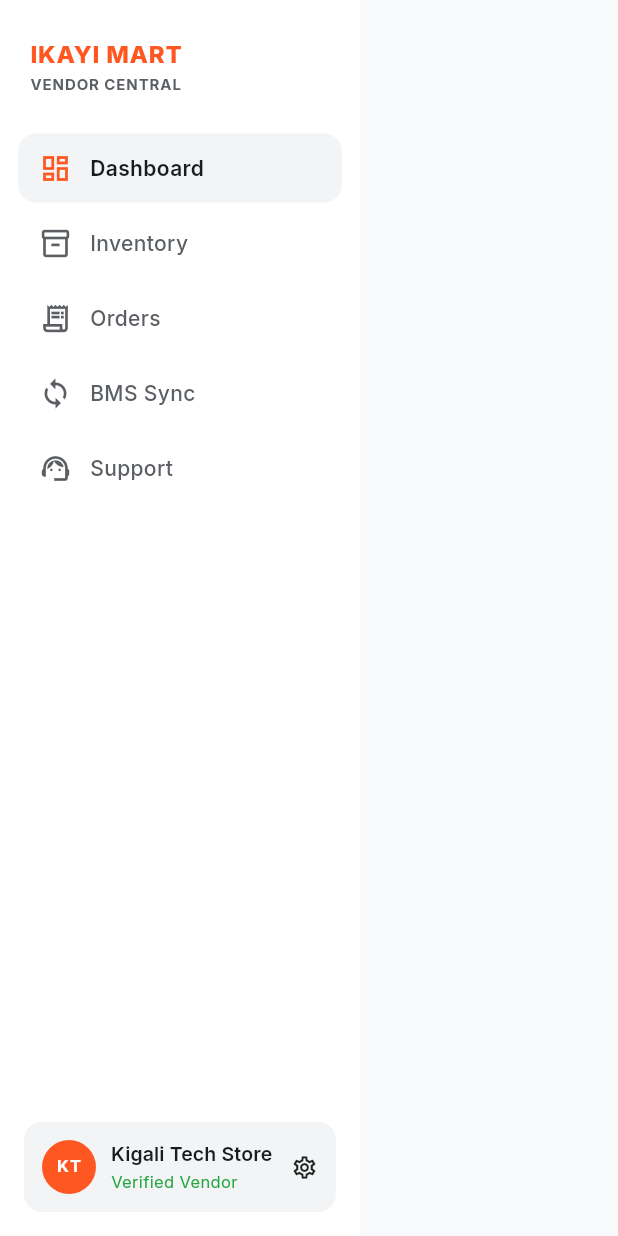
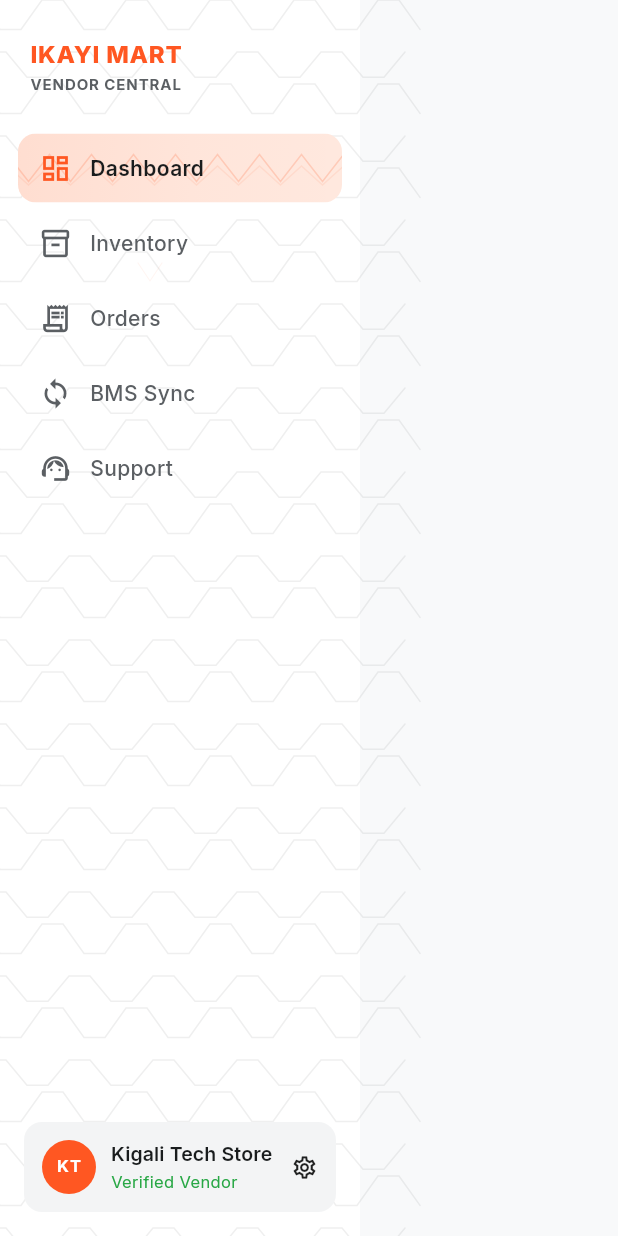
Before and after one commit to muvunyidv/ikayi-mart, a Flutter app: the VendorSidebar widget shown alone on an empty page, opened directly with empty values, on a phone screen of 412 x 824 dp. Run offline on Flutter 3.47's test engine with Material 3 defaults, Android fonts, the phone set to English and light mode, and no system bars; our stand-ins replace google_fonts; network calls fail.

Commit message:
added imigongo pattern in the background

```diff
--- a/lib/core/theme/app_colors.dart
+++ b/lib/core/theme/app_colors.dart
@@ -6,6 +6,7 @@ abstract final class AppColors {
   static const Color primaryOrange = Color(0xFFFF5722);
   static const Color primaryContainer = Color(0xFFFF6600);
   static const Color primaryDeep = Color(0xFFA33E00);
+  static const Color primaryLight = Color(0xFFFFE8DE);
   static const Color onPrimary = Color(0xFFFFFFFF);
   static const Color onPrimaryContainer = Color(0xFF561D00);
   static const Color inversePrimary = Color(0xFFFFB596);
--- /dev/null
+++ b/lib/core/widgets/imigongo_background.dart
@@ -0,0 +1,251 @@
+import 'dart:ui' as ui;
+
+import 'package:flutter/material.dart';
+
+import '../theme/app_colors.dart';
+
+/// Surface variants for the Imigongo-inspired zig-zag backdrop.
+enum ImigongoVariant {
+  /// Charcoal/white lines on dark sidebar-like surfaces.
+  dark,
+
+  /// Soft grey lines on page / panel backgrounds (default).
+  light,
+
+  /// Compact orange-tinted motif for selected nav rows.
+  navActive,
+}
+
+/// Subtle Rwandan Imigongo-inspired geometric page/shell backdrop.
+///
+/// Painted with native [CustomPainter] paths only — no assets or shaders.
+/// Keep opacity low so enterprise UI stays readable.
+class ImigongoBackground extends StatelessWidget {
+  const ImigongoBackground({
+    super.key,
+    required this.child,
+    this.variant = ImigongoVariant.light,
+    this.backgroundColor,
+    this.patternOpacity,
+  });
+
+  final Widget child;
+  final ImigongoVariant variant;
+  final Color? backgroundColor;
+  final double? patternOpacity;
+
+  Color get _resolvedBackground {
+    if (backgroundColor != null) return backgroundColor!;
+    return switch (variant) {
+      ImigongoVariant.dark => AppColors.inverseSurface,
+      ImigongoVariant.light => AppColors.surfaceBackground,
+      ImigongoVariant.navActive => AppColors.primaryLight,
+    };
+  }
+
+  double get _resolvedOpacity {
+    if (patternOpacity != null) return patternOpacity!;
+    return switch (variant) {
+      ImigongoVariant.dark => 0.09,
+      ImigongoVariant.light => 0.07,
+      ImigongoVariant.navActive => 0.18,
+    };
+  }
+
+  Color get _strokeColor {
+    return switch (variant) {
+      ImigongoVariant.dark => Colors.white,
+      ImigongoVariant.light => AppColors.onSurface,
+      ImigongoVariant.navActive => AppColors.primaryOrange,
+    };
+  }
+
+  @override
+  Widget build(BuildContext context) {
+    return ColoredBox(
+      color: _resolvedBackground,
+      child: CustomPaint(
+        painter: _ImigongoPainter(
+          variant: variant,
+          strokeColor: _strokeColor,
+          primaryColor: AppColors.primaryOrange,
+          patternOpacity: _resolvedOpacity,
+        ),
+        child: child,
+      ),
+    );
+  }
+}
+
+class _ImigongoPainter extends CustomPainter {
+  _ImigongoPainter({
+    required this.variant,
+    required this.strokeColor,
+    required this.primaryColor,
+    required this.patternOpacity,
+  });
+
+  final ImigongoVariant variant;
+  final Color strokeColor;
+  final Color primaryColor;
+  final double patternOpacity;
+
+  static const double _bandHeight = 56;
+  static const double _zigWidth = 28;
+  static const double _inset = 18;
+
+  @override
+  void paint(Canvas canvas, Size size) {
+    if (size.isEmpty) return;
+
+    if (variant == ImigongoVariant.navActive) {
+      _paintNavActive(canvas, size);
+      return;
+    }
+
+    _paintBands(canvas, size);
+    if (variant == ImigongoVariant.light) {
+      _paintAccentChevrons(canvas, size);
+    }
+  }
+
+  void _paintBands(Canvas canvas, Size size) {
+    final paint = Paint()
+      ..style = PaintingStyle.stroke
+      ..strokeWidth = 1
+      ..strokeJoin = StrokeJoin.miter
+      ..strokeCap = StrokeCap.round
+      ..color = strokeColor.withValues(alpha: patternOpacity);
+
+    for (double y = 0; y < size.height + _bandHeight; y += _bandHeight) {
+      final upper = Path();
+      var x = -_zigWidth;
+      var peak = true;
+      upper.moveTo(x, y);
+      while (x < size.width + _zigWidth) {
+        final nextX = x + _zigWidth;
+        final midX = x + _zigWidth * 0.5;
+        final peakY = y;
+        final troughY = y + _bandHeight * 0.35;
+        if (peak) {
+          upper.lineTo(midX, peakY);
+          upper.lineTo(nextX, troughY);
+        } else {
+          upper.lineTo(midX, troughY);
+          upper.lineTo(nextX, peakY);
+        }
+        peak = !peak;
+        x = nextX;
+      }
+      canvas.drawPath(upper, paint);
+
+      final lower = Path();
+      x = -_zigWidth + _inset;
+      peak = false;
+      final troughY2 = y + _bandHeight * 0.62;
+      final peakY2 = y + _bandHeight * 0.92;
+      lower.moveTo(x, troughY2);
+      while (x < size.width + _zigWidth) {
+        final nextX = x + _zigWidth;
+        final midX = x + _zigWidth * 0.5;
+        if (peak) {
+          lower.lineTo(midX, peakY2);
+          lower.lineTo(nextX, troughY2);
+        } else {
+          lower.lineTo(midX, troughY2);
+          lower.lineTo(nextX, peakY2);
+        }
+        peak = !peak;
+        x = nextX;
+      }
+      canvas.drawPath(lower, paint);
+    }
+  }
+
+  void _paintAccentChevrons(Canvas canvas, Size size) {
+    final paint = Paint()
+      ..style = PaintingStyle.stroke
+      ..strokeWidth = 0.7
+      ..strokeJoin = StrokeJoin.miter
+      ..strokeCap = StrokeCap.round
+      ..color = primaryColor.withValues(alpha: patternOpacity * 0.9);
+
+    const step = 200.0;
+    for (double x = 100; x < size.width; x += step) {
+      final y18 = size.height * 0.18;
+      final y26 = size.height * 0.26;
+      final midY = (y18 + y26) / 2;
+      final chevron = Path()
+        ..moveTo(x - 8, midY - 6)
+        ..lineTo(x, midY + 6)
+        ..lineTo(x + 8, midY - 6);
+      canvas.drawPath(chevron, paint);
+    }
+  }
+
+  void _paintNavActive(Canvas canvas, Size size) {
+    final fade = Paint()
+      ..shader = ui.Gradient.linear(
+        Offset.zero,
+        Offset(size.width, 0),
+        [
+          primaryColor.withValues(alpha: 0.07),
+          primaryColor.withValues(alpha: 0.02),
+          primaryColor.withValues(alpha: 0.0),
+        ],
+        const [0.0, 0.55, 1.0],
+      );
+    canvas.drawRect(Offset.zero & size, fade);
+
+    const zig = 14.0;
+    final amplitude =
+        (size.height * 0.28).clamp(4.0, 9.0).toDouble();
+    final midY = size.height / 2;
+
+    final mainPaint = Paint()
+      ..style = PaintingStyle.stroke
+      ..strokeWidth = 1
+      ..strokeJoin = StrokeJoin.miter
+      ..strokeCap = StrokeCap.round
+      ..color = strokeColor.withValues(alpha: patternOpacity);
+
+    canvas.drawPath(_navZigPath(size.width, midY, amplitude, zig), mainPaint);
+
+    final echoPaint = Paint()
+      ..style = PaintingStyle.stroke
+      ..strokeWidth = 1
+      ..strokeJoin = StrokeJoin.miter
+      ..strokeCap = StrokeCap.round
+      ..color = strokeColor.withValues(alpha: patternOpacity * 0.45);
+
+    canvas.drawPath(
+      _navZigPath(size.width, midY + 5, amplitude * 0.7, zig),
+      echoPaint,
+    );
+  }
+
+  Path _navZigPath(double width, double midY, double amplitude, double zig) {
+    final path = Path();
+    var x = -zig;
+    var up = true;
+    path.moveTo(x, midY);
+    while (x < width + zig) {
+      final nextX = x + zig;
+      final midX = x + zig * 0.5;
+      final tipY = midY + (up ? -amplitude : amplitude);
+      path.lineTo(midX, tipY);
+      path.lineTo(nextX, midY);
+      up = !up;
+      x = nextX;
+    }
+    return path;
+  }
+
+  @override
+  bool shouldRepaint(covariant _ImigongoPainter oldDelegate) {
+    return oldDelegate.variant != variant ||
+        oldDelegate.strokeColor != strokeColor ||
+        oldDelegate.primaryColor != primaryColor ||
+        oldDelegate.patternOpacity != patternOpacity;
+  }
+}
--- /dev/null
+++ b/lib/core/widgets/widgets.dart
@@ -0,0 +1,2 @@
+export 'app_footer.dart';
+export 'imigongo_background.dart';
--- a/lib/features/shop/screens/checkout_screen.dart
+++ b/lib/features/shop/screens/checkout_screen.dart
@@ -7,6 +7,7 @@ import '../../../core/constants/rwanda_locations.dart';
 import '../../../core/theme/app_colors.dart';
 import '../../../core/theme/app_theme.dart';
 import '../../../core/utils/currency_format.dart';
+import '../../../core/widgets/widgets.dart';
 import '../../../state/cart_state.dart';
 import '../widgets/guest_tracking_modal.dart';
 
@@ -210,11 +211,12 @@ class _CheckoutScreenState extends State<CheckoutScreen> {
     );
 
     return Scaffold(
-      backgroundColor: AppColors.surfaceBackground,
+      backgroundColor: Colors.transparent,
       appBar: AppBar(
         title: const Text('Checkout'),
       ),
-      body: isDesktop
+      body: ImigongoBackground(
+        child: isDesktop
             ? Padding(
                 padding: const EdgeInsets.all(32),
                 child: Row(
@@ -239,6 +241,7 @@ class _CheckoutScreenState extends State<CheckoutScreen> {
                   ),
                   summary,
                 ],
+              ),
       ),
     );
   }
--- a/lib/features/shop/screens/landing_screen.dart
+++ b/lib/features/shop/screens/landing_screen.dart
@@ -6,7 +6,7 @@ import '../../../core/mock_data/products_mock.dart';
 import '../../../core/models/models.dart';
 import '../../../core/theme/app_colors.dart';
 import '../../../core/theme/app_theme.dart';
-import '../../../core/widgets/app_footer.dart';
+import '../../../core/widgets/widgets.dart';
 import '../../../state/cart_state.dart';
 import '../../../state/navigation_state.dart';
 import '../widgets/product_card.dart';
@@ -150,8 +150,9 @@ class _LandingScreenState extends State<LandingScreen> {
     final crossAxisCount = isDesktop ? 4 : 2;
 
     return Scaffold(
-      backgroundColor: AppColors.surfaceBackground,
-      body: SafeArea(
+      backgroundColor: Colors.transparent,
+      body: ImigongoBackground(
+        child: SafeArea(
           child: Column(
             children: [
               _Header(
@@ -297,6 +298,7 @@ class _LandingScreenState extends State<LandingScreen> {
             ),
             const AppFooter(),
           ],
+        ),
       ),
       ),
     );
--- a/lib/features/shop/screens/product_detail_screen.dart
+++ b/lib/features/shop/screens/product_detail_screen.dart
@@ -5,6 +5,7 @@ import '../../../core/mock_data/products_mock.dart';
 import '../../../core/theme/app_colors.dart';
 import '../../../core/theme/app_theme.dart';
 import '../../../core/utils/currency_format.dart';
+import '../../../core/widgets/widgets.dart';
 import '../../../state/cart_state.dart';
 import 'checkout_screen.dart';
 
@@ -298,7 +299,7 @@ class _ProductDetailScreenState extends State<ProductDetailScreen> {
     );
 
     return Scaffold(
-      backgroundColor: AppColors.surfaceBackground,
+      backgroundColor: Colors.transparent,
       appBar: AppBar(
         leadingWidth: 140,
         leading: TextButton.icon(
@@ -329,7 +330,8 @@ class _ProductDetailScreenState extends State<ProductDetailScreen> {
           ),
         ],
       ),
-      body: SingleChildScrollView(
+      body: ImigongoBackground(
+        child: SingleChildScrollView(
           padding: EdgeInsets.all(isDesktop ? 32 : 16),
           child: Center(
             child: ConstrainedBox(
@@ -350,6 +352,7 @@ class _ProductDetailScreenState extends State<ProductDetailScreen> {
                         const SizedBox(height: 24),
                         details,
                       ],
+                    ),
             ),
           ),
         ),
--- a/lib/features/vendor/widgets/vendor_sidebar.dart
+++ b/lib/features/vendor/widgets/vendor_sidebar.dart
@@ -1,6 +1,7 @@
 import 'package:flutter/material.dart';
 
 import '../../../core/theme/app_colors.dart';
+import '../../../core/widgets/widgets.dart';
 import '../../../state/navigation_state.dart';
 
 class VendorSidebar extends StatelessWidget {
@@ -25,9 +26,12 @@ class VendorSidebar extends StatelessWidget {
 
   @override
   Widget build(BuildContext context) {
-    return Container(
+    return ImigongoBackground(
+      variant: ImigongoVariant.light,
+      backgroundColor: AppColors.surfaceLowest,
+      patternOpacity: 0.07,
+      child: SizedBox(
         width: compact ? 72 : 240,
-      color: AppColors.surfaceLowest,
         child: Column(
           crossAxisAlignment: CrossAxisAlignment.stretch,
           children: [
@@ -45,7 +49,8 @@ class VendorSidebar extends StatelessWidget {
                       children: [
                         Text(
                           'IKAYI MART',
-                        style: Theme.of(context).textTheme.titleSmall?.copyWith(
+                          style:
+                              Theme.of(context).textTheme.titleSmall?.copyWith(
                                     color: AppColors.primaryOrange,
                                     fontWeight: FontWeight.w800,
                                     letterSpacing: 0.5,
@@ -54,7 +59,8 @@ class VendorSidebar extends StatelessWidget {
                         const SizedBox(height: 2),
                         Text(
                           'VENDOR CENTRAL',
-                        style: Theme.of(context).textTheme.labelLarge?.copyWith(
+                          style:
+                              Theme.of(context).textTheme.labelLarge?.copyWith(
                                     color: AppColors.secondary,
                                     fontSize: 10,
                                   ),
@@ -68,13 +74,24 @@ class VendorSidebar extends StatelessWidget {
               final active = selected == section;
               return Padding(
                 padding: const EdgeInsets.symmetric(horizontal: 12, vertical: 2),
+                child: ClipRRect(
+                  borderRadius: BorderRadius.circular(12),
                   child: Material(
-                color: active ? AppColors.surfaceLow : Colors.transparent,
-                borderRadius: BorderRadius.circular(12),
+                    color: Colors.transparent,
                     child: InkWell(
-                  borderRadius: BorderRadius.circular(12),
                       onTap: () => onSelect(section),
-                  child: Padding(
+                      child: Stack(
+                        children: [
+                          if (active)
+                            const Positioned.fill(
+                              child: ImigongoBackground(
+                                variant: ImigongoVariant.navActive,
+                                patternOpacity: 0.2,
+                                backgroundColor: AppColors.primaryLight,
+                                child: SizedBox.expand(),
+                              ),
+                            ),
+                          Padding(
                             padding: EdgeInsets.symmetric(
                               horizontal: compact ? 12 : 14,
                               vertical: 12,
@@ -94,8 +111,9 @@ class VendorSidebar extends StatelessWidget {
                                     child: Text(
                                       label,
                                       style: TextStyle(
-                                fontWeight:
-                                    active ? FontWeight.w600 : FontWeight.w500,
+                                        fontWeight: active
+                                            ? FontWeight.w600
+                                            : FontWeight.w500,
                                         color: active
                                             ? AppColors.onSurface
                                             : AppColors.secondary,
@@ -103,6 +121,9 @@ class VendorSidebar extends StatelessWidget {
                                     ),
                                   ),
                                 ],
+                              ],
+                            ),
+                          ),
                         ],
                       ),
                     ),
@@ -127,7 +148,8 @@ class VendorSidebar extends StatelessWidget {
                         backgroundColor: AppColors.primaryOrange,
                         child: Text(
                           'KT',
-                        style: Theme.of(context).textTheme.labelLarge?.copyWith(
+                          style:
+                              Theme.of(context).textTheme.labelLarge?.copyWith(
                                     color: Colors.white,
                                     fontSize: 11,
                                   ),
@@ -140,12 +162,16 @@ class VendorSidebar extends StatelessWidget {
                           children: [
                             Text(
                               'Kigali Tech Store',
-                            style: Theme.of(context).textTheme.titleSmall
+                              style: Theme.of(context)
+                                  .textTheme
+                                  .titleSmall
                                   ?.copyWith(fontSize: 13),
                             ),
                             Text(
                               'Verified Vendor',
-                            style: Theme.of(context).textTheme.bodyMedium
+                              style: Theme.of(context)
+                                  .textTheme
+                                  .bodyMedium
                                   ?.copyWith(
                                     fontSize: 11,
                                     color: AppColors.success,
@@ -161,6 +187,7 @@ class VendorSidebar extends StatelessWidget {
               ),
           ],
         ),
+      ),
     );
   }
 }
--- a/lib/main.dart
+++ b/lib/main.dart
@@ -4,7 +4,7 @@ import 'package:provider/provider.dart';
 import 'core/theme/app_colors.dart';
 import 'core/theme/app_theme.dart';
 import 'core/utils/scroll_to_top.dart';
-import 'core/widgets/app_footer.dart';
+import 'core/widgets/widgets.dart';
 import 'features/shop/screens/landing_screen.dart';
 import 'features/vendor/screens/inventory_screen.dart';
 import 'features/vendor/screens/order_management_screen.dart';
@@ -80,7 +80,7 @@ class VendorShell extends StatelessWidget {
     };
 
     final content = Scaffold(
-      backgroundColor: AppColors.surfaceBackground,
+      backgroundColor: Colors.transparent,
       appBar: isDesktop
           ? null
           : AppBar(
@@ -114,6 +114,7 @@ class VendorShell extends StatelessWidget {
               onSelect: nav.setVendorSection,
             ),
           Expanded(
+            child: ImigongoBackground(
               child: Column(
                 children: [
                   if (isDesktop)
@@ -167,6 +168,7 @@ class VendorShell extends StatelessWidget {
                 ],
               ),
             ),
+          ),
         ],
       ),
     );
```
Also changed, not shown: 3 other files. Lines whose indentation alone changed are shown as unchanged.
